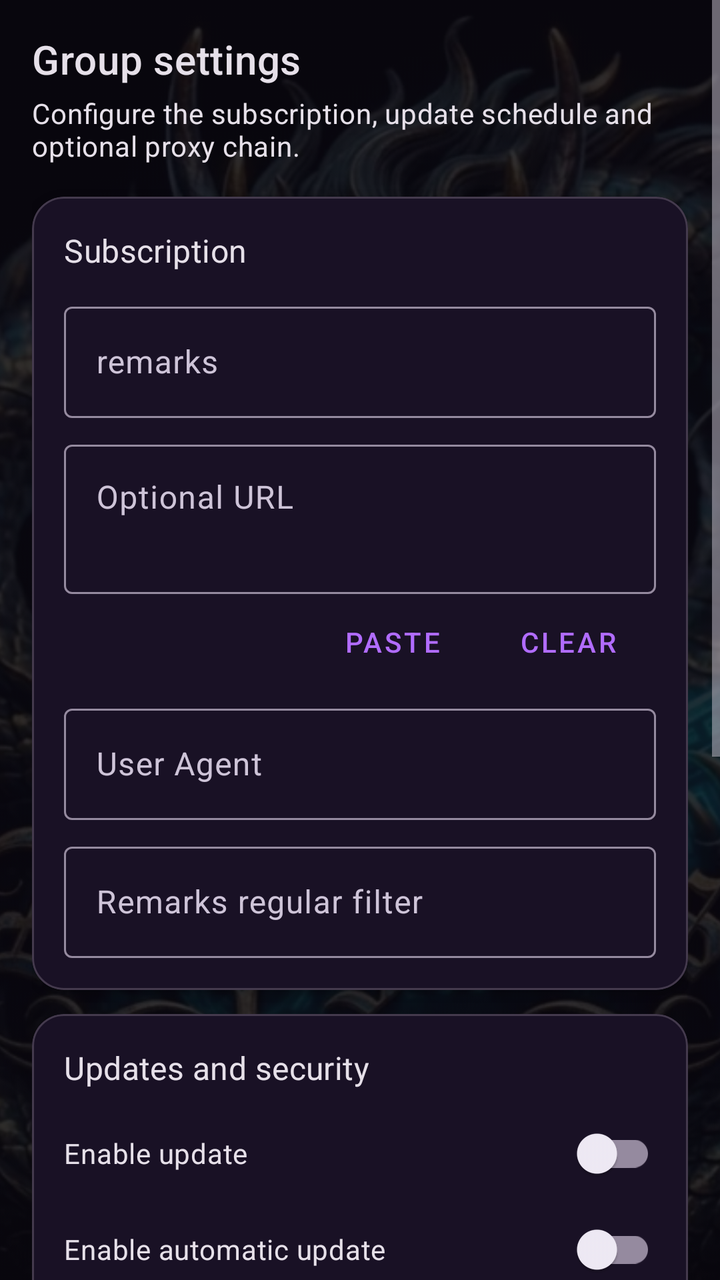
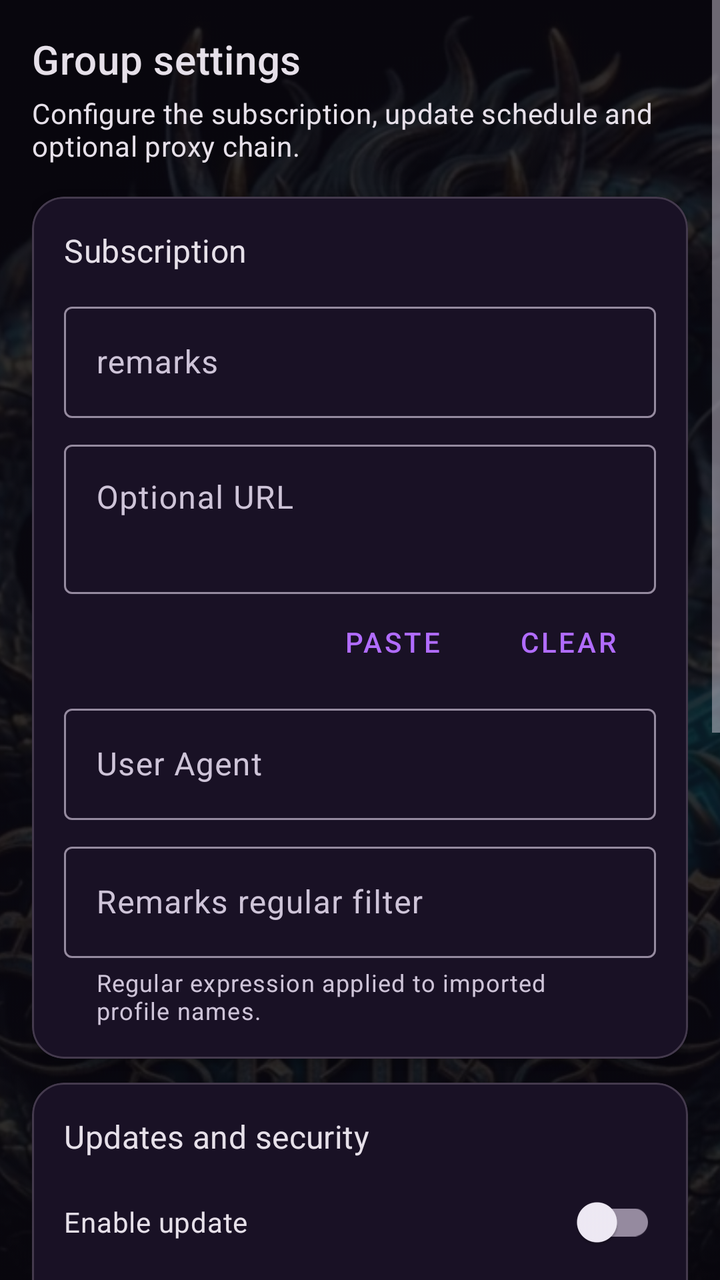

Before-and-after screenshots of an Android layout around one commit, followed by the original layout XML and the change that was made.
<!-- AndroidManifest.xml: application theme AppThemeDayNight.NoActionBar -->
<!-- res/layout/activity_sub_edit.xml -->
<?xml version="1.0" encoding="utf-8"?>
<FrameLayout xmlns:android="http://schemas.android.com/apk/res/android"
    xmlns:app="http://schemas.android.com/apk/res-auto"
    xmlns:tools="http://schemas.android.com/tools"
    android:layout_width="match_parent"
    android:layout_height="match_parent"
    tools:context=".ui.SubEditActivity">

    <ImageView
        android:layout_width="match_parent"
        android:layout_height="match_parent"
        android:alpha="0.16"
        android:contentDescription="@null"
        android:scaleType="centerCrop"
        android:src="@drawable/dragon_watermark" />

    <ScrollView
        android:layout_width="match_parent"
        android:layout_height="match_parent"
        android:clipToPadding="false"
        android:fillViewport="true"
        android:paddingBottom="24dp">

        <LinearLayout
            android:layout_width="match_parent"
            android:layout_height="wrap_content"
            android:orientation="vertical"
            android:padding="16dp">

            <TextView
                android:layout_width="wrap_content"
                android:layout_height="wrap_content"
                android:text="@string/dragon_group_editor_title"
                android:textAppearance="@style/TextAppearance.MaterialComponents.Headline6" />

            <TextView
                android:layout_width="match_parent"
                android:layout_height="wrap_content"
                android:layout_marginTop="4dp"
                android:text="@string/dragon_group_editor_summary"
                android:textAppearance="@style/TextAppearance.MaterialComponents.Body2" />

            <com.google.android.material.card.MaterialCardView
                android:layout_width="match_parent"
                android:layout_height="wrap_content"
                android:layout_marginTop="16dp"
                app:cardBackgroundColor="?attr/colorSurface"
                app:cardCornerRadius="16dp"
                app:cardElevation="2dp">

                <LinearLayout
                    android:layout_width="match_parent"
                    android:layout_height="wrap_content"
                    android:orientation="vertical"
                    android:padding="16dp">

                    <TextView
                        android:layout_width="wrap_content"
                        android:layout_height="wrap_content"
                        android:text="@string/dragon_group_section_basic"
                        android:textAppearance="@style/TextAppearance.MaterialComponents.Subtitle1" />

                    <com.google.android.material.textfield.TextInputLayout
                        android:layout_width="match_parent"
                        android:layout_height="wrap_content"
                        android:layout_marginTop="12dp"
                        android:hint="@string/sub_setting_remarks">

                        <com.google.android.material.textfield.TextInputEditText
                            android:id="@+id/et_remarks"
                            android:layout_width="match_parent"
                            android:layout_height="wrap_content"
                            android:inputType="textCapSentences" />
                    </com.google.android.material.textfield.TextInputLayout>

                    <com.google.android.material.textfield.TextInputLayout
                        android:layout_width="match_parent"
                        android:layout_height="wrap_content"
                        android:layout_marginTop="8dp"
                        android:hint="@string/sub_setting_url">

                        <com.google.android.material.textfield.TextInputEditText
                            android:id="@+id/et_url"
                            android:layout_width="match_parent"
                            android:layout_height="wrap_content"
                            android:gravity="top"
                            android:inputType="textUri|textMultiLine"
                            android:maxLines="6"
                            android:minLines="2" />
                    </com.google.android.material.textfield.TextInputLayout>

                    <LinearLayout
                        android:layout_width="match_parent"
                        android:layout_height="wrap_content"
                        android:gravity="end"
                        android:orientation="horizontal">

                        <com.google.android.material.button.MaterialButton
                            android:id="@+id/btn_paste_url"
                            style="@style/Widget.MaterialComponents.Button.TextButton"
                            android:layout_width="wrap_content"
                            android:layout_height="wrap_content"
                            android:text="@string/dragon_group_paste_url" />

                        <com.google.android.material.button.MaterialButton
                            android:id="@+id/btn_clear_url"
                            style="@style/Widget.MaterialComponents.Button.TextButton"
                            android:layout_width="wrap_content"
                            android:layout_height="wrap_content"
                            android:text="@string/dragon_group_clear_url" />
                    </LinearLayout>

                    <com.google.android.material.textfield.TextInputLayout
                        android:layout_width="match_parent"
                        android:layout_height="wrap_content"
                        android:layout_marginTop="4dp"
                        android:hint="@string/sub_setting_user_agent">

                        <com.google.android.material.textfield.TextInputEditText
                            android:id="@+id/et_user_agent"
                            android:layout_width="match_parent"
                            android:layout_height="wrap_content"
                            android:inputType="text" />
                    </com.google.android.material.textfield.TextInputLayout>

                    <com.google.android.material.textfield.TextInputLayout
                        android:layout_width="match_parent"
                        android:layout_height="wrap_content"
                        android:layout_marginTop="8dp"
                        android:helperText="@string/dragon_group_filter_hint"
                        android:hint="@string/sub_setting_filter">

                        <com.google.android.material.textfield.TextInputEditText
                            android:id="@+id/et_filter"
                            android:layout_width="match_parent"
                            android:layout_height="wrap_content"
                            android:inputType="text" />
                    </com.google.android.material.textfield.TextInputLayout>
                </LinearLayout>
            </com.google.android.material.card.MaterialCardView>

            <com.google.android.material.card.MaterialCardView
                android:layout_width="match_parent"
                android:layout_height="wrap_content"
                android:layout_marginTop="12dp"
                app:cardBackgroundColor="?attr/colorSurface"
                app:cardCornerRadius="16dp"
                app:cardElevation="2dp">

                <LinearLayout
                    android:layout_width="match_parent"
                    android:layout_height="wrap_content"
                    android:orientation="vertical"
                    android:padding="16dp">

                    <TextView
                        android:layout_width="wrap_content"
                        android:layout_height="wrap_content"
                        android:text="@string/dragon_group_section_update"
                        android:textAppearance="@style/TextAppearance.MaterialComponents.Subtitle1" />

                    <androidx.appcompat.widget.SwitchCompat
                        android:id="@+id/chk_enable"
                        android:layout_width="match_parent"
                        android:layout_height="wrap_content"
                        android:layout_marginTop="8dp"
                        android:text="@string/sub_setting_enable"
                        app:theme="@style/BrandedSwitch" />

                    <androidx.appcompat.widget.SwitchCompat
                        android:id="@+id/auto_update_check"
                        android:layout_width="match_parent"
                        android:layout_height="wrap_content"
                        android:text="@string/sub_auto_update"
                        app:theme="@style/BrandedSwitch" />

                    <com.google.android.material.textfield.TextInputLayout
                        android:id="@+id/update_interval_container"
                        android:layout_width="match_parent"
                        android:layout_height="wrap_content"
                        android:layout_marginTop="8dp"
                        android:hint="@string/title_pref_auto_update_interval">

                        <com.google.android.material.textfield.TextInputEditText
                            android:id="@+id/et_update_interval"
                            android:layout_width="match_parent"
                            android:layout_height="wrap_content"
                            android:inputType="number" />
                    </com.google.android.material.textfield.TextInputLayout>

                    <androidx.appcompat.widget.SwitchCompat
                        android:id="@+id/allow_insecure_url"
                        android:layout_width="match_parent"
                        android:layout_height="wrap_content"
                        android:layout_marginTop="4dp"
                        android:text="@string/sub_allow_insecure_url"
                        app:theme="@style/BrandedSwitch" />

                    <TextView
                        android:id="@+id/tv_last_updated"
                        android:layout_width="match_parent"
                        android:layout_height="wrap_content"
                        android:layout_marginTop="8dp"
                        android:text="@string/dragon_group_never_updated"
                        android:textAppearance="@style/TextAppearance.MaterialComponents.Caption" />
                </LinearLayout>
            </com.google.android.material.card.MaterialCardView>

            <com.google.android.material.card.MaterialCardView
                android:layout_width="match_parent"
                android:layout_height="wrap_content"
                android:layout_marginTop="12dp"
                app:cardBackgroundColor="?attr/colorSurface"
                app:cardCornerRadius="16dp"
                app:cardElevation="2dp">

                <LinearLayout
                    android:layout_width="match_parent"
                    android:layout_height="wrap_content"
                    android:orientation="vertical"
                    android:padding="16dp">

                    <TextView
                        android:layout_width="wrap_content"
                        android:layout_height="wrap_content"
                        android:text="@string/dragon_group_section_chain"
                        android:textAppearance="@style/TextAppearance.MaterialComponents.Subtitle1" />

                    <TextView
                        android:layout_width="match_parent"
                        android:layout_height="wrap_content"
                        android:layout_marginTop="4dp"
                        android:text="@string/dragon_group_chain_summary"
                        android:textAppearance="@style/TextAppearance.MaterialComponents.Caption" />

                    <RelativeLayout
                        android:layout_width="match_parent"
                        android:layout_height="wrap_content"
                        android:layout_marginTop="12dp">

                        <AutoCompleteTextView
                            android:id="@+id/et_pre_profile"
                            android:layout_width="match_parent"
                            android:layout_height="wrap_content"
                            android:hint="@string/sub_setting_pre_profile"
                            android:inputType="text"
                            android:paddingEnd="48dp" />

                        <ImageButton
                            android:id="@+id/btn_pre_profile_dropdown"
                            android:layout_width="48dp"
                            android:layout_height="48dp"
                            android:layout_alignParentEnd="true"
                            android:background="?attr/selectableItemBackgroundBorderless"
                            android:contentDescription="@string/sub_setting_pre_profile"
                            android:src="@drawable/ic_arrow_drop_down" />
                    </RelativeLayout>

                    <RelativeLayout
                        android:layout_width="match_parent"
                        android:layout_height="wrap_content"
                        android:layout_marginTop="8dp">

                        <AutoCompleteTextView
                            android:id="@+id/et_next_profile"
                            android:layout_width="match_parent"
                            android:layout_height="wrap_content"
                            android:hint="@string/sub_setting_next_profile"
                            android:inputType="text"
                            android:paddingEnd="48dp" />

                        <ImageButton
                            android:id="@+id/btn_next_profile_dropdown"
                            android:layout_width="48dp"
                            android:layout_height="48dp"
                            android:layout_alignParentEnd="true"
                            android:background="?attr/selectableItemBackgroundBorderless"
                            android:contentDescription="@string/sub_setting_next_profile"
                            android:src="@drawable/ic_arrow_drop_down" />
                    </RelativeLayout>
                </LinearLayout>
            </com.google.android.material.card.MaterialCardView>
        </LinearLayout>
    </ScrollView>
</FrameLayout>
<!-- resources referenced by this layout -->
<resources>
  <string name="dragon_group_chain_summary">Select optional profiles that will be used before and after this group.</string>
  <string name="dragon_group_clear_url">Clear</string>
  <string name="dragon_group_editor_summary">Configure the subscription, update schedule and optional proxy chain.</string>
  <string name="dragon_group_editor_title">Group settings</string>
  <string name="dragon_group_filter_hint">Regular expression applied to imported profile names.</string>
  <string name="dragon_group_never_updated">Never updated</string>
  <string name="dragon_group_paste_url">Paste</string>
  <string name="dragon_group_section_basic">Subscription</string>
  <string name="dragon_group_section_chain">Front and landing proxy</string>
  <string name="dragon_group_section_update">Updates and security</string>
  <string name="sub_allow_insecure_url">Allow insecure HTTP address</string>
  <string name="sub_auto_update">Enable automatic update</string>
  <string name="sub_setting_enable">Enable update</string>
  <string name="sub_setting_filter">Remarks regular filter</string>
  <string name="sub_setting_next_profile">Next proxy config remarks</string>
  <string name="sub_setting_pre_profile">Previous proxy config remarks</string>
  <string name="sub_setting_remarks">remarks</string>
  <string name="sub_setting_url">Optional URL</string>
  <string name="sub_setting_user_agent">User Agent</string>
  <string name="title_pref_auto_update_interval">Auto Update Interval (Minutes, Min value 15)</string>
  <style name="BrandedSwitch" parent="AppThemeDayNight">
          <item name="colorPrimary">@color/color_fab_active</item>
      </style>
  <style name="AppThemeDayNight.NoActionBar" parent="AppThemeDayNight">
          <item name="windowActionBar">false</item>
          <item name="windowNoTitle">true</item>
      </style>
  <style name="AppThemeDayNight" parent="AppThemeBase">
          
          <item name="android:windowLightStatusBar">false</item>
          <item name="android:windowLightNavigationBar" tools:targetApi="27">false</item>
      </style>
  <color name="color_fab_active">#8F4CFF</color>
  <color name="md_theme_primary">#B16CFF</color>
  <color name="md_theme_onPrimary">#160025</color>
  <color name="md_theme_primaryContainer">#3C1764</color>
  <color name="md_theme_onPrimaryContainer">#F0DBFF</color>
  <color name="md_theme_secondary">#33D6FF</color>
  <color name="md_theme_onSecondary">#001F27</color>
  <color name="md_theme_secondaryContainer">#003E4D</color>
  <color name="md_theme_onSecondaryContainer">#B9F0FF</color>
  <color name="md_theme_tertiary">#37E4D5</color>
  <color name="md_theme_onTertiary">#003733</color>
  <color name="md_theme_tertiaryContainer">#005049</color>
  <color name="md_theme_onTertiaryContainer">#A6F2E9</color>
  <color name="md_theme_error">#FFB4AB</color>
  <color name="md_theme_onError">#690005</color>
  <color name="md_theme_errorContainer">#93000A</color>
  <color name="md_theme_onErrorContainer">#FFDAD6</color>
  <color name="md_theme_surface">#0E0B15</color>
  <color name="md_theme_onSurface">#F2EDF8</color>
  <color name="md_theme_surfaceVariant">#211A2B</color>
  <color name="md_theme_onSurfaceVariant">#CEC4D8</color>
  <color name="md_theme_inverseSurface">#F2EDF8</color>
  <color name="md_theme_inverseOnSurface">#211A2B</color>
  <color name="md_theme_background">#09070F</color>
  <color name="md_theme_onBackground">#F2EDF8</color>
  <color name="md_theme_outline">#958A9F</color>
  <color name="md_theme_outlineVariant">#443A4D</color>
  <color name="md_theme_inversePrimary">#7A32D6</color>
  <color name="ak_background">#09070F</color>
  <!-- unchanged entries left out for length: 3 -->
</resources>

<!-- the commit's change to res/layout/activity_sub_edit.xml (unified diff, before → after) -->
@@ -127,7 +127,7 @@
                         android:layout_width="match_parent"
                         android:layout_height="wrap_content"
                         android:layout_marginTop="8dp"
-                        android:helperText="@string/dragon_group_filter_hint"
+                        app:helperText="@string/dragon_group_filter_hint"
                         android:hint="@string/sub_setting_filter">
 
                         <com.google.android.material.textfield.TextInputEditText
